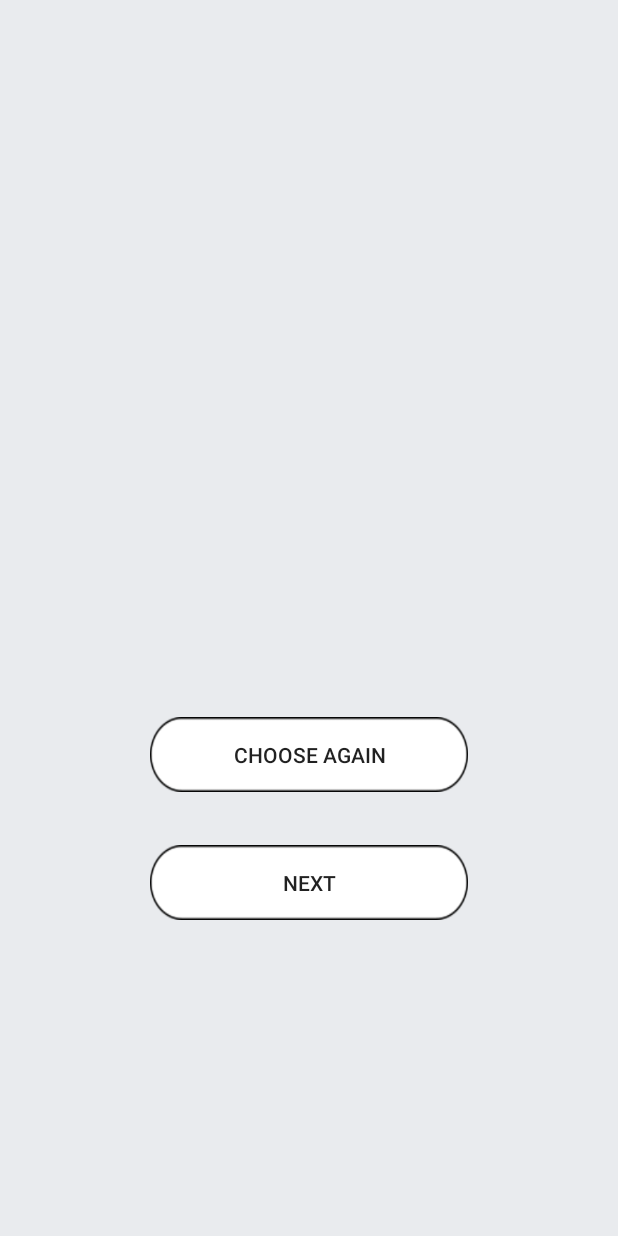
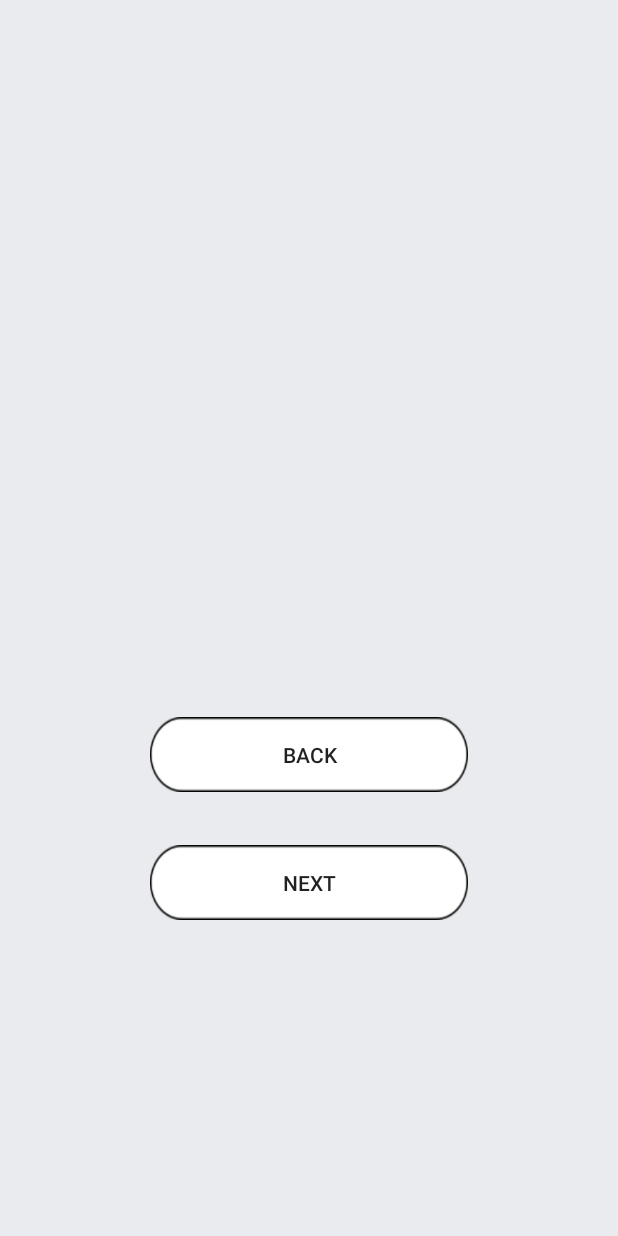
Before and after one commit to yawpraxg/MediFindApplication, an Android app: the GalleryImage screen opened directly, with no data from a screen before it, on a phone screen of 412 x 824 dp. Run offline under Robolectric (Android 15) with nearby library versions, the light colour scheme and no system bars; our stand-ins replace Volley.

Commit message:
Hotfix 4.1.2
- Fix an issue that cause 'back' button not working on the select image decision page
- Found some issues that cause the picture on select image decision page in fixed size

```diff
--- a/app/src/main/java/com/example/medifind2020/GalleryImage.java
+++ b/app/src/main/java/com/example/medifind2020/GalleryImage.java
@@ -51,6 +51,7 @@ public class GalleryImage extends AppCompatActivity {
     //private String url = "https://jsonplaceholder.typicode.com/posts";
     private String url = "https://medifindapi.herokuapp.com/predict";
     private ArrayList<MedItem> medItems = new ArrayList<>();
+    private Button back;
 
     ProgressDialog progressDialog;
 
@@ -65,6 +66,7 @@ public class GalleryImage extends AppCompatActivity {
         imageView = findViewById(R.id.show_image_gallery);
         imageView.setImageBitmap(bitmap);
         btnNext = findViewById(R.id.button_next_gl);
+        back = findViewById(R.id.button_back_gl);
 
         result = null;
         System.out.println("testtest");
@@ -76,10 +78,10 @@ public class GalleryImage extends AppCompatActivity {
         btnNext.setOnClickListener(new View.OnClickListener() {
             @Override
             public void onClick(View view) {
-                        System.out.println("Start Onclick");
+                System.out.println("Start Onclick");
 
-                        sendAndRequestResponse(bitmap); //Volley Mild
-                        progressDialog = new ProgressDialog(GalleryImage.this);
+                sendAndRequestResponse(bitmap); //Volley Mild
+                progressDialog = new ProgressDialog(GalleryImage.this);
 //                Intent intent = new Intent(GalleryImage.this, ShowResult.class);
 //                startActivity(intent);
 //                progressDialog.setMessage("Uploading, please wait...");
@@ -87,304 +89,13 @@ public class GalleryImage extends AppCompatActivity {
 //                sendLeave();
             }
         });
-//        btnNext.setOnClickListener(new View.OnClickListener() {
-//            @Override
-//            public void onClick(View view) {
-//                Log.d("Click", "OnClick");
-//                progressDialog = new ProgressDialog(GalleryImage.this);
-//                progressDialog.setMessage("Uploading, please wait...");
-//                progressDialog.show();
-//                VolleyMultipartRequest multipartRequest = new VolleyMultipartRequest(Request.Method.POST, url, new Response.Listener<NetworkResponse>() {
-//                    @Override
-//                    public void onResponse(NetworkResponse response) {
-//                        String resultResponse = new String(response.data);
-//                        System.out.println("this is seperator rrrrrrrrrrrrrrrrrrrrrrrrrrrrrrrrrrr");
-//                        System.out.println(resultResponse);
-//
-//                        try {
-//                            JSONObject result = new JSONObject(resultResponse);
-//
-//                            String status = result.getString("status");
-//                            String message = result.getString("message");
-//
-//                            if (status.equals(true)) { /*test true*/
-//                                // tell everybody you have succeed upload image and post strings
-//                                Log.i("Message", message);
-//                            } else {
-//                                Log.i("Unexpected", message);
-//                            }//                        } catch (JSONException e) {
-//                            e.printStackTrace();
-//                        }
-//                    }
-//                }, new Response.ErrorListener() {
-//                    @Override
-//                    public void onErrorResponse(VolleyError error) {
-//                        NetworkResponse networkResponse = error.networkResponse;
-//                        String errorMessage = "Unknown error";
-//                        if (networkResponse == null) {
-//                            if (error.getClass().equals(TimeoutError.class)) {
-//                                errorMessage = "Request timeout";
-//                            } else if (error.getClass().equals(NoConnectionError.class)) {
-//                                errorMessage = "Failed to connect server";
-//                            }
-//                        } else {
-//                            String result = new String(networkResponse.data);
-//                            try {
-//                                JSONObject response = new JSONObject(result);
-//                                String status = response.getString("status");
-//                                String message = response.getString("message");
-//
-//                                Log.e("Error Status", status);
-//                                Log.e("Error Message", message);
-//
-//                                if (networkResponse.statusCode == 404) {
-//                                    errorMessage = "Resource not found";
-//                                } else if (networkResponse.statusCode == 401) {
-//                                    errorMessage = message+" Please login again";
-//                                } else if (networkResponse.statusCode == 400) {
-//                                    errorMessage = message+ " Check your inputs";
-//                                } else if (networkResponse.statusCode == 500) {
-//                                    errorMessage = message+" Something is getting wrong";
-//                                }
-//                            } catch (JSONException e) {
-//                                e.printStackTrace();
-//                            }
-//                        }
-//                        Log.i("Error", errorMessage);
-//                        error.printStackTrace();
-//                    }
-//                }) {
-//                    @Override
-//                    protected Map<String, String> getParams() {
-//                        Map<String, String> params = new HashMap<>();
-//                        //params.put("api_token", "gh659gjhvdyudo973823tt9gvjf7i6ric75r76");
-////                params.put("img", imageView.getText().toString());
-//                        //params.put("name", mNameInput.getText().toString());
-//                        //params.put("location", mLocationInput.getText().toString());
-//                        //params.put("about", mAvatarInput.getText().toString());
-//                        //params.put("contact", mContactInput.getText().toString());
-//                        return params;
-//                    }
-//
-//                    @Override
-//                    protected Map<String, DataPart> getByteData() {
-//                        Map<String, DataPart> params = new HashMap<>();
-//                        // file name could found file base or direct access from real path
-//                        // for now just get bitmap data from ImageView
-//                        //params.put("avatar", new DataPart("file_avatar.jpg", AppHelper.getFileDataFromDrawable(getBaseContext(), mAvatarImage.getDrawable()), "image/jpeg"));
-//                        //params.put("cover", new DataPart("file_cover.jpg", AppHelper.getFileDataFromDrawable(getBaseContext(), mCoverImage.getDrawable()), "image/jpeg"));
-//                        //DataPart second parameter is byte[]
-//                        return params;
-//                    }
-//                };
-//
-//                VolleySingleton.getInstance(getBaseContext()).addToRequestQueue(multipartRequest);
-//            }
-//        });
-
-//        VolleyMultipartRequest multipartRequest = new VolleyMultipartRequest(Request.Method.POST, url, new Response.Listener<NetworkResponse>() {
-//            @Override
-//            public void onResponse(NetworkResponse response) {
-//                String resultResponse = new String(response.data);
-//                try {
-//                    JSONObject result = new JSONObject(resultResponse);
-//                    String status = result.getString("status");
-//                    String message = result.getString("message");
-//
-//                    if (status.equals(true)) { /*test true*/
-//                        // tell everybody you have succeed upload image and post strings
-//                        Log.i("Message", message);
-//                    } else {
-//                        Log.i("Unexpected", message);
-//                    }
-//                } catch (JSONException e) {
-//                    e.printStackTrace();
-//                }
-//            }
-//        }, new Response.ErrorListener() {
-//            @Override
-//            public void onErrorResponse(VolleyError error) {
-//                NetworkResponse networkResponse = error.networkResponse;
-//                String errorMessage = "Unknown error";
-//                if (networkResponse == null) {
-//                    if (error.getClass().equals(TimeoutError.class)) {
-//                        errorMessage = "Request timeout";
-//                    } else if (error.getClass().equals(NoConnectionError.class)) {
-//                        errorMessage = "Failed to connect server";
-//                    }
-//                } else {
-//                    String result = new String(networkResponse.data);
-//                    try {
-//                        JSONObject response = new JSONObject(result);
-//                        String status = response.getString("status");
-//                        String message = response.getString("message");
-//
-//                        Log.e("Error Status", status);
-//                        Log.e("Error Message", message);
-//
-//                        if (networkResponse.statusCode == 404) {
-//                            errorMessage = "Resource not found";
-//                        } else if (networkResponse.statusCode == 401) {
-//                            errorMessage = message+" Please login again";
-//                        } else if (networkResponse.statusCode == 400) {
-//                            errorMessage = message+ " Check your inputs";
-//                        } else if (networkResponse.statusCode == 500) {
-//                            errorMessage = message+" Something is getting wrong";
-//                        }
-//                    } catch (JSONException e) {
-//                        e.printStackTrace();
-//                    }
-//                }
-//                Log.i("Error", errorMessage);
-//                error.printStackTrace();
-//            }
-//        }) {
-//            @Override
-//            protected Map<String, String> getParams() {
-//                Map<String, String> params = new HashMap<>();
-//                //params.put("api_token", "gh659gjhvdyudo973823tt9gvjf7i6ric75r76");
-////                params.put("img", imageView.getText().toString());
-//                //params.put("name", mNameInput.getText().toString());
-//                //params.put("location", mLocationInput.getText().toString());
-//                //params.put("about", mAvatarInput.getText().toString());
-//                //params.put("contact", mContactInput.getText().toString());
-//                return params;
-//            }
-//
-//            @Override
-//            protected Map<String, DataPart> getByteData() {
-//                Map<String, DataPart> params = new HashMap<>();
-//                // file name could found file base or direct access from real path
-//                // for now just get bitmap data from ImageView
-//                //params.put("avatar", new DataPart("file_avatar.jpg", AppHelper.getFileDataFromDrawable(getBaseContext(), mAvatarImage.getDrawable()), "image/jpeg"));
-//                //params.put("cover", new DataPart("file_cover.jpg", AppHelper.getFileDataFromDrawable(getBaseContext(), mCoverImage.getDrawable()), "image/jpeg"));
-//                //DataPart second parameter is byte[]
-//                return params;
-//            }
-//        };
-//
-//        VolleySingleton.getInstance(getBaseContext()).addToRequestQueue(multipartRequest);
-
-//        btnNext.setOnClickListener(new View.OnClickListener() {
-//            @Override
-//            public void onClick(View view) {
-//                progressDialog = new ProgressDialog(GalleryImage.this);
-//                progressDialog.setMessage("Uploading, please wait...");
-//                progressDialog.show();
-//
-//                ByteArrayOutputStream baos = new ByteArrayOutputStream();
-//                bitmap.compress(Bitmap.CompressFormat.JPEG, 100, baos);
-//                byte[] imageBytes = baos.toByteArray();
-//                final String imageString = Base64.encodeToString(imageBytes, Base64.DEFAULT);
-//
-//
-//                StringRequest request = new StringRequest(Request.Method.POST, url, new Response.Listener<String>(){
-//                    @Override
-//                    public void onResponse(String s) {
-//                        progressDialog.dismiss();
-//                        if(s.equals("true")){
-//                            Toast.makeText(GalleryImage.this, "Uploaded Successful", Toast.LENGTH_LONG).show();
-////                            log.info("dai");
-//                            Log.d("Status", "Success");
-//                        }
-//                        else{
-//                            Toast.makeText(GalleryImage.this, "Some error occurred!", Toast.LENGTH_LONG).show();
-////                            log.info("maidai");
-//                            //Log.d("Status", "Error");
-//
-//                        }
-//                    }
-//                },new Response.ErrorListener(){
-//                    @Override
-//                        public void onErrorResponse(VolleyError volleyError) {
-//                            Toast.makeText(GalleryImage.this, "Some error occurred -> "+volleyError, Toast.LENGTH_LONG).show();
-//                            Log.d("Status", "Bok wa ERROR ngai EDOK");
-//                        }
-//                    }) {
-//                        //adding parameters to send
-//                        @Override
-//                        protected Map<String, String> getParams() throws AuthFailureError {
-//                            Map<String, String> parameters = new HashMap<String, String>();
-//                            //parameters.put("file", new MultipartRequest.DataPart());
-//                            parameters.put("photo", imageString);
-//                            return parameters;
-//                    }
-//                };
-//
-//                RequestQueue rQueue = Volley.newRequestQueue(GalleryImage.this);
-//                rQueue.add(request);
-//            }
-//        });
-
+        back.setOnClickListener(new View.OnClickListener() {
+            @Override
+            public void onClick(View v) {
+                finish();
+            }
+        });
     }
-//    @Override
-//    protected void onActivityResult(int requestCode, int resultCode, Intent data) {
-//        super.onActivityResult(requestCode, resultCode, data);
-//
-//        if (requestCode == PICK_IMAGE_REQUEST && resultCode == RESULT_OK && data != null && data.getData() != null) {
-//            Uri filePath = data.getData();
-//
-//            try {
-//                //getting image from gallery
-//                bitmap = MediaStore.Images.Media.getBitmap(getContentResolver(), filePath);
-//
-//                //Setting image to ImageView
-//                //image.setImageBitmap(bitmap);
-//            } catch (Exception e) {
-//                e.printStackTrace();
-//            }
-//        }
-//    }
-//}
-
-//        setBtnNext(buttonNext);
-//
-//        buttonNext.setOnClickListener(new View.OnClickListener() {
-//            @Override
-//            public void onClick(View v) {
-//                sendAndRequestResponse();
-//            }
-//        });
-//    }
-
-
-//////////////////////////////////////Multipart///////////////////////////////
-
-
-    ///////////////////////////////////////////////////////////////////
-
-
-//    private void jsonParse(){
-////        bin = new File("E:\\meter.jpg");
-//        String url ="http://127.0.0.1:5000/upload";
-//        log.info(url);
-//
-//        JsonObjectRequest request = new JsonObjectRequest(Request.Method.GET, url, null,
-//                new Response.Listener<JSONObject>() {
-//                    @Override
-//                    public void onResponse(JSONObject response) {
-//                        try {
-//                            JSONArray jsonArray = response.getJSONArray("");
-//                        } catch (Exception e) {
-//                            log.info(" Test Error");
-//
-//                            log.info(e.getMessage());
-//                            e.printStackTrace();
-//                        }
-//                    }
-//                }, new Response.ErrorListener() {
-//            @Override
-//            public void onErrorResponse(VolleyError error) {
-//                error.printStackTrace();
-//            }
-//        })
-//        ;
-//
-//        log.info(request.getBodyContentType());
-//        log.info("request.getBodyContentType()");
-//
-//
-//    }
 
 
 //////////////////////////////////Volley///////////////////////////////////
--- a/app/src/main/java/com/example/medifind2020/MainActivity.java
+++ b/app/src/main/java/com/example/medifind2020/MainActivity.java
@@ -113,7 +113,7 @@ public class MainActivity extends AppCompatActivity {
         fab_one.setOnClickListener(new View.OnClickListener() {
             @Override
             public void onClick(View v) {
-                Toast.makeText(MainActivity.this, "Camera", Toast.LENGTH_SHORT).show();
+//                Toast.makeText(MainActivity.this, "Camera", Toast.LENGTH_SHORT).show();
                 try {
                     Intent cameraView = new Intent(MediaStore.ACTION_IMAGE_CAPTURE);
                     //cameraView.setAction(MediaStore.ACTION_IMAGE_CAPTURE);
--- a/app/src/main/res/layout/activity_gallery_image.xml
+++ b/app/src/main/res/layout/activity_gallery_image.xml
@@ -27,7 +27,7 @@
         android:layout_marginBottom="20dp"
         android:layout_below="@id/show_image_gallery"
         android:background="@drawable/search_bar"
-        android:text="Choose again"
+        android:text="BACK"
         android:layout_centerHorizontal="true"/>
 
     <Button
```
